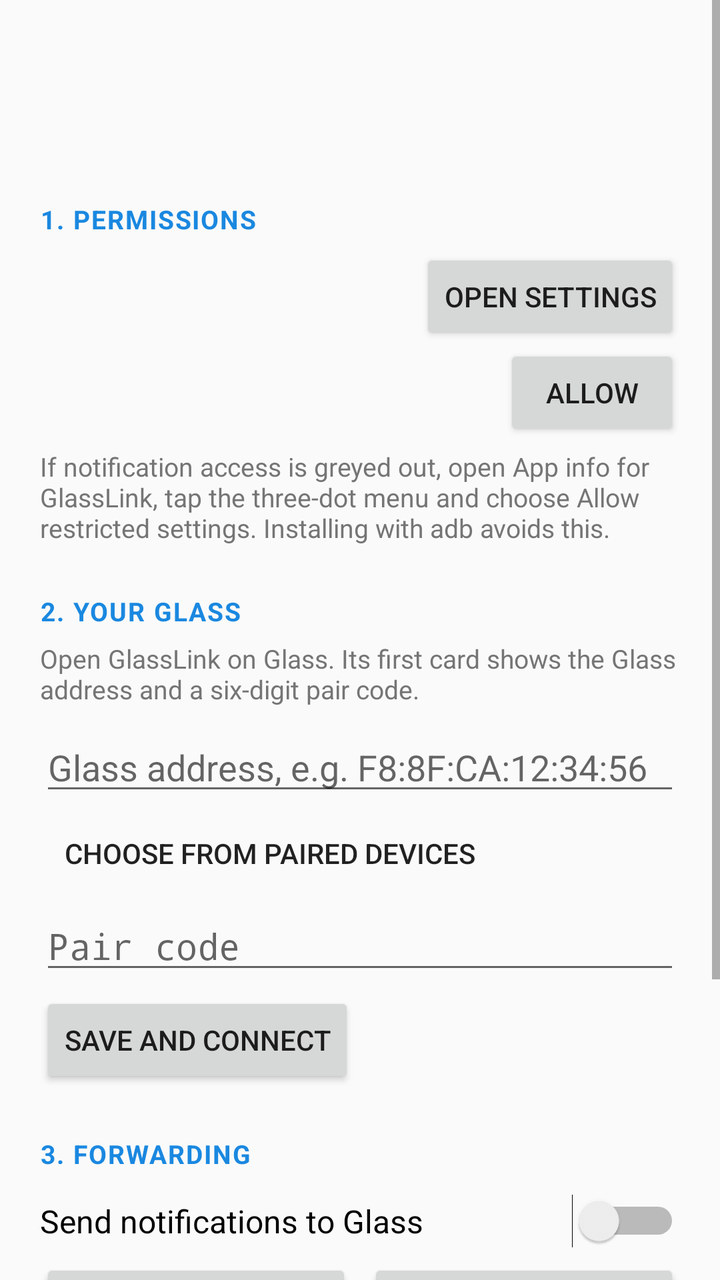
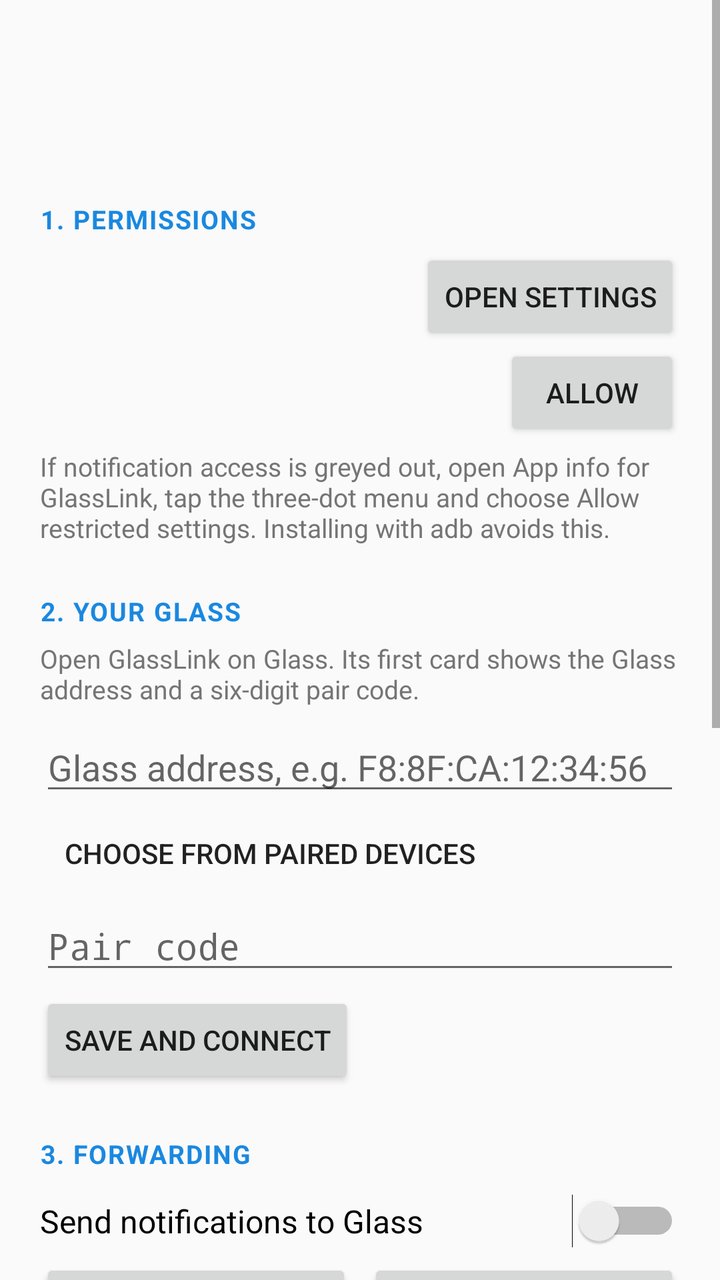

An Android layout rendered at two revisions. The XML below is the earlier revision; the diff shows what the commit changed to produce the second picture.
<!-- AndroidManifest.xml: application theme AppTheme -->
<!-- res/layout/activity_main.xml -->
<?xml version="1.0" encoding="utf-8"?>
<ScrollView xmlns:android="http://schemas.android.com/apk/res/android"
    android:layout_width="match_parent"
    android:layout_height="match_parent"
    android:fitsSystemWindows="true">

    <LinearLayout
        android:layout_width="match_parent"
        android:layout_height="wrap_content"
        android:orientation="vertical"
        android:padding="20dp">

        <TextView
            android:id="@+id/status_title"
            android:layout_width="match_parent"
            android:layout_height="wrap_content"
            android:textSize="24sp"
            android:textStyle="bold" />

        <TextView
            android:id="@+id/status_detail"
            style="@style/Hint"
            android:layout_marginTop="4dp"
            android:textSize="15sp" />

        
        <TextView style="@style/Section" android:text="1. Permissions" />

        <LinearLayout
            android:layout_width="match_parent"
            android:layout_height="wrap_content"
            android:gravity="center_vertical"
            android:orientation="horizontal">
            <TextView
                android:id="@+id/notif_access_state"
                android:layout_width="0dp"
                android:layout_height="wrap_content"
                android:layout_weight="1"
                android:textSize="15sp" />
            <Button
                android:id="@+id/notif_access_button"
                android:layout_width="wrap_content"
                android:layout_height="wrap_content"
                android:text="Open settings" />
        </LinearLayout>

        <LinearLayout
            android:layout_width="match_parent"
            android:layout_height="wrap_content"
            android:gravity="center_vertical"
            android:orientation="horizontal">
            <TextView
                android:id="@+id/bt_perm_state"
                android:layout_width="0dp"
                android:layout_height="wrap_content"
                android:layout_weight="1"
                android:textSize="15sp" />
            <Button
                android:id="@+id/bt_perm_button"
                android:layout_width="wrap_content"
                android:layout_height="wrap_content"
                android:text="Allow" />
        </LinearLayout>

        <TextView
            style="@style/Hint"
            android:layout_marginTop="4dp"
            android:text="If notification access is greyed out, open App info for GlassLink, tap the three-dot menu and choose Allow restricted settings. Installing with adb avoids this." />

        
        <TextView style="@style/Section" android:text="2. Your Glass" />

        <TextView
            style="@style/Hint"
            android:text="Open GlassLink on Glass. Its first card shows the Glass address and a six-digit pair code." />

        <EditText
            android:id="@+id/address"
            android:layout_width="match_parent"
            android:layout_height="wrap_content"
            android:layout_marginTop="8dp"
            android:hint="Glass address, e.g. F8:8F:CA:12:34:56"
            android:importantForAutofill="no"
            android:inputType="textCapCharacters|textNoSuggestions"
            android:maxLength="17"
            android:singleLine="true" />

        <Button
            android:id="@+id/choose_paired"
            style="?android:attr/borderlessButtonStyle"
            android:layout_width="wrap_content"
            android:layout_height="wrap_content"
            android:text="Choose from paired devices" />

        <EditText
            android:id="@+id/code"
            android:layout_width="match_parent"
            android:layout_height="wrap_content"
            android:hint="Pair code"
            android:importantForAutofill="no"
            android:inputType="numberPassword"
            android:maxLength="6"
            android:singleLine="true" />

        <Button
            android:id="@+id/save"
            android:layout_width="wrap_content"
            android:layout_height="wrap_content"
            android:layout_marginTop="4dp"
            android:text="Save and connect" />

        
        <TextView style="@style/Section" android:text="3. Forwarding" />

        <Switch
            android:id="@+id/enabled"
            android:layout_width="match_parent"
            android:layout_height="wrap_content"
            android:paddingTop="8dp"
            android:paddingBottom="8dp"
            android:text="Send notifications to Glass"
            android:textSize="16sp" />

        <LinearLayout
            android:layout_width="match_parent"
            android:layout_height="wrap_content"
            android:orientation="horizontal">
            <Button
                android:id="@+id/test"
                android:layout_width="0dp"
                android:layout_height="wrap_content"
                android:layout_weight="1"
                android:text="Send test" />
            <Button
                android:id="@+id/muted"
                android:layout_width="0dp"
                android:layout_height="wrap_content"
                android:layout_marginStart="8dp"
                android:layout_weight="1"
                android:text="Muted apps" />
        </LinearLayout>

        <Button
            android:id="@+id/quick_replies"
            android:layout_width="match_parent"
            android:layout_height="wrap_content"
            android:text="Quick replies" />

        <TextView
            style="@style/Hint"
            android:layout_marginTop="12dp"
            android:text="Ongoing notifications (music, downloads, navigation) and anything an app marks as phone-only are not sent. Dismissing a card on Glass clears it on the phone too. Messages from apps with a reply button can be answered from Glass." />
    </LinearLayout>
</ScrollView>
<!-- resources referenced by this layout -->
<resources>
  <style name="Hint">
          <item name="android:layout_width">match_parent</item>
          <item name="android:layout_height">wrap_content</item>
          <item name="android:textSize">13sp</item>
          <item name="android:textColor">@color/muted_text</item>
      </style>
  <style name="Section">
          <item name="android:layout_width">match_parent</item>
          <item name="android:layout_height">wrap_content</item>
          <item name="android:layout_marginTop">24dp</item>
          <item name="android:layout_marginBottom">6dp</item>
          <item name="android:textSize">13sp</item>
          <item name="android:textStyle">bold</item>
          <item name="android:textAllCaps">true</item>
          <item name="android:letterSpacing">0.05</item>
          <item name="android:textColor">@color/accent</item>
      </style>
  <style name="AppTheme" parent="@android:style/Theme.Material.Light.DarkActionBar">
          <item name="android:colorPrimary">#1A6FB8</item>
          <item name="android:colorPrimaryDark">#14578F</item>
          <item name="android:colorAccent">@color/accent</item>
      </style>
  <color name="muted_text">#757575</color>
  <color name="accent">#1A88E0</color>
</resources>

<!-- the commit's change to res/layout/activity_main.xml (unified diff, before → after) -->
@@ -146,6 +146,76 @@
             android:layout_height="wrap_content"
             android:text="Quick replies" />
 
+        
+        <TextView style="@style/Section" android:text="4. Weather" />
+
+        <Switch
+            android:id="@+id/weather_enabled"
+            android:layout_width="match_parent"
+            android:layout_height="wrap_content"
+            android:paddingTop="8dp"
+            android:paddingBottom="8dp"
+            android:text="Show weather on Glass"
+            android:textSize="16sp" />
+
+        <Switch
+            android:id="@+id/weather_fahrenheit"
+            android:layout_width="match_parent"
+            android:layout_height="wrap_content"
+            android:paddingTop="8dp"
+            android:paddingBottom="8dp"
+            android:text="Use Fahrenheit (&#176;F)"
+            android:textSize="16sp" />
+
+        <LinearLayout
+            android:layout_width="match_parent"
+            android:layout_height="wrap_content"
+            android:gravity="center_vertical"
+            android:orientation="horizontal">
+            <TextView
+                android:id="@+id/weather_place"
+                android:layout_width="0dp"
+                android:layout_height="wrap_content"
+                android:layout_weight="1"
+                android:textSize="15sp" />
+            <Button
+                android:id="@+id/weather_place_button"
+                android:layout_width="wrap_content"
+                android:layout_height="wrap_content"
+                android:text="Change" />
+        </LinearLayout>
+
+        <LinearLayout
+            android:id="@+id/weather_location_row"
+            android:layout_width="match_parent"
+            android:layout_height="wrap_content"
+            android:gravity="center_vertical"
+            android:orientation="horizontal">
+            <TextView
+                android:id="@+id/weather_location_state"
+                android:layout_width="0dp"
+                android:layout_height="wrap_content"
+                android:layout_weight="1"
+                android:textSize="15sp" />
+            <Button
+                android:id="@+id/weather_location_button"
+                android:layout_width="wrap_content"
+                android:layout_height="wrap_content"
+                android:text="Allow" />
+        </LinearLayout>
+
+        <TextView
+            android:id="@+id/weather_status"
+            style="@style/Hint"
+            android:layout_marginTop="4dp" />
+
+        <Button
+            android:id="@+id/weather_refresh"
+            style="?android:attr/borderlessButtonStyle"
+            android:layout_width="wrap_content"
+            android:layout_height="wrap_content"
+            android:text="Update now" />
+
         <TextView
             style="@style/Hint"
             android:layout_marginTop="12dp"
